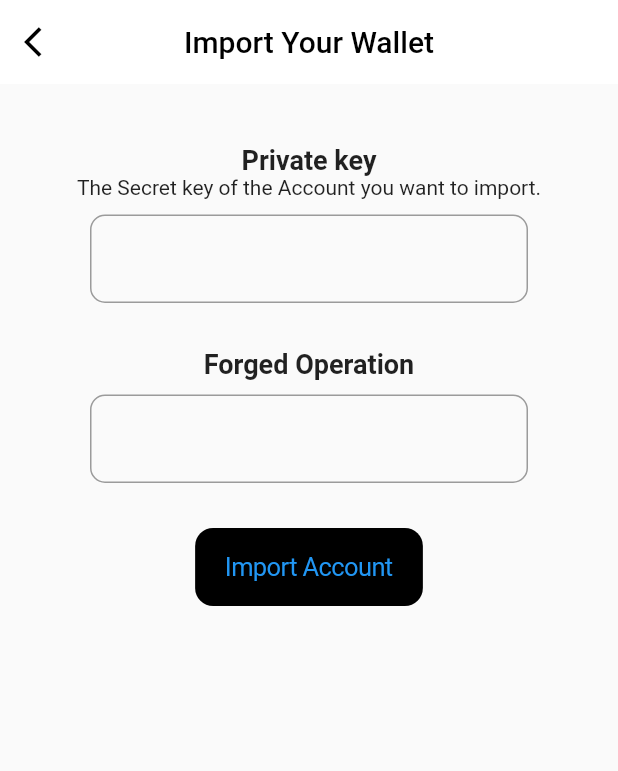
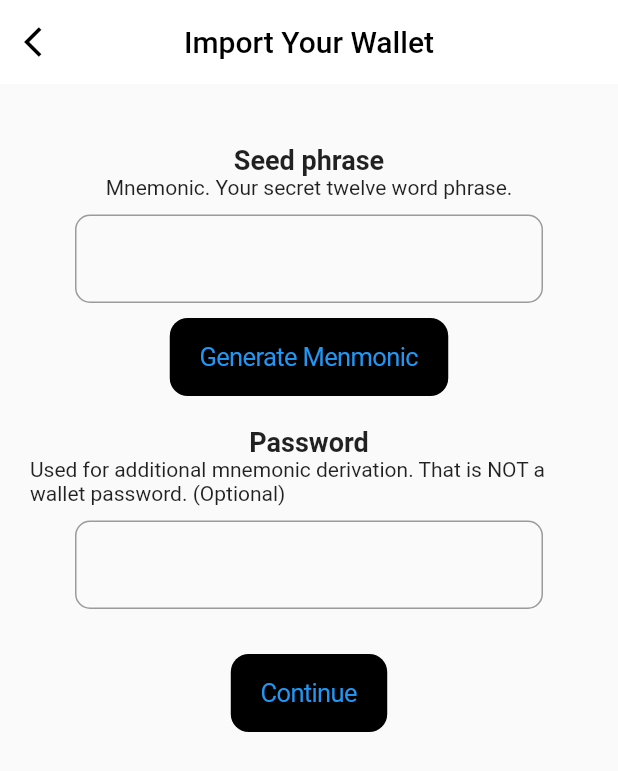
Before and after one commit to PranavRNambiar/InsureD, a Flutter app: the screen it shows after launch, item 3 of the bottom bar chosen, after a tap on "Log in to existing wallet", on a phone screen of 412 x 824 dp. Shown: the top 771 px of the screen. Run offline on Flutter 3.47's test engine with Material 2 defaults, Android fonts, the phone set to English and light mode, and no system bars; our stand-ins replace file_picker, open_file, qr_flutter, rxdart, shared_preferences; missing offline and left inert: tezster_dart.

Commit message:
hack final git

```diff
--- a/lib/main.dart
+++ b/lib/main.dart
@@ -6,6 +6,7 @@ import 'homepage.dart';
 
 void main() {
   WidgetsFlutterBinding.ensureInitialized();
+  TezsterDart.init();
   AppState.instance.init();
   runApp(const MyApp());
 }
--- a/lib/subpages/policypage.dart
+++ b/lib/subpages/policypage.dart
@@ -1,6 +1,7 @@
 import 'package:flutter/material.dart';
 import 'package:flutter/cupertino.dart';
 import 'buypremium.dart';
+import '../state_management/appstate.dart';
 
 class PolicyPage extends StatefulWidget {
   @override
@@ -135,7 +136,7 @@ class PolicyPageState extends State<PolicyPage> {
               Column(children: [
                 purchased
                     ? Container(
-                        padding: EdgeInsets.all(10),
+                        padding: EdgeInsets.all(20),
                         width: screenwidth,
                         margin: EdgeInsets.all(20),
                         decoration: BoxDecoration(
@@ -161,6 +162,15 @@ class PolicyPageState extends State<PolicyPage> {
                               leading: Text('Premium Amount'),
                               title: Text('$purchasepremium'),
                             ),
+                            CupertinoButton(
+                                color: Colors.white,
+                                child: Text(
+                                  'CLAIM',
+                                  style: TextStyle(color: Colors.black),
+                                ),
+                                onPressed: () {
+                                  AppState.instance.createcontract();
+                                })
                           ],
                         ),
                       )
--- a/lib/ui/pages/landing.dart
+++ b/lib/ui/pages/landing.dart
@@ -7,6 +7,10 @@ import '../../ui/pages/send_transation.dart';
 import '../../ui/widgets/landing_page/operationview.dart';
 import '../../ui/widgets/landing_page/transaction_buttons.dart';
 import '../../ui/widgets/topbar.dart';
+import 'package:tezster_dart/tezster_dart.dart';
+import 'package:shared_preferences/shared_preferences.dart';
+import 'package:flutter/cupertino.dart';
+import 'viewtransactions.dart';
 
 class LandingPage extends StatefulWidget {
   const LandingPage({Key key}) : super(key: key);
@@ -24,6 +28,7 @@ class _LandingPageState extends State<LandingPage> {
 
   @override
   Widget build(BuildContext context) {
+    double screenwidth = MediaQuery.of(context).size.width;
     return DefaultTabController(
       length: 2,
       child: Scaffold(
@@ -103,8 +108,15 @@ class _LandingPageState extends State<LandingPage> {
                       ),
                     ),
                     Row(children: [
-                      Text(
-                        AppState.instance.getAccountAddressCurrent(),
+                      SafeArea(
+                          child: Center(
+                              child: Container(
+                                  width: screenwidth / 1.5,
+                                  child: FittedBox(
+                                      fit: BoxFit.contain,
+                                      child: Text(
+                                        AppState.instance
+                                            .getAccountAddressCurrent(),
                                         style: TextStyle(
                                           color: Colors.black,
                                           fontFamily: 'Montserrat',
@@ -112,7 +124,7 @@ class _LandingPageState extends State<LandingPage> {
                                           fontSize: 14.0,
                                           letterSpacing: 1,
                                         ),
-                      ),
+                                      ))))),
                       IconButton(
                           icon: Icon(Icons.copy),
                           onPressed: () {
@@ -127,8 +139,12 @@ class _LandingPageState extends State<LandingPage> {
                     SizedBox(height: 28.0),
                     Row(mainAxisAlignment: MainAxisAlignment.center, children: [
                       RaisedButton(
-                        onPressed: () {
-                          print(AppState.instance.selectedNetwork);
+                        onPressed: () async {
+                          // SharedPreferences prefs =
+                          //     await SharedPreferences.getInstance();
+                          // String seedphrase = prefs.getString('seedphrase');
+                          // print(seedphrase);
+                          AppState.instance.createcontract();
                         },
                         color: Color(0xff4336f1),
                         shape: RoundedRectangleBorder(
@@ -178,25 +194,20 @@ class _LandingPageState extends State<LandingPage> {
                       ),
                     ]),
                     SizedBox(height: 48.0),
-                    TransactionButton(
-                        icon: Icons.arrow_upward,
-                        text: 'Send',
-                        onClick: _handleSend),
+                    Container(
+                        width: screenwidth, height: 5, color: Colors.black),
                     SizedBox(height: 20),
                     Center(
-                        child: Text(
-                      'Operations',
-                      style:
-                          TextStyle(fontSize: 18, fontWeight: FontWeight.w600),
+                        child: CupertinoButton(
+                      color: Colors.greenAccent,
+                      child: Text('View Transactions'),
+                      onPressed: () {
+                        Navigator.push(
+                            context,
+                            MaterialPageRoute(
+                                builder: (context) => ViewTransactions()));
+                      },
                     )),
-                    Padding(
-                      padding: const EdgeInsets.symmetric(
-                          vertical: 8, horizontal: 20),
-                      child: Divider(
-                        color: Colors.deepPurpleAccent[200],
-                      ),
-                    ),
-                    OperationsView(),
                   ],
                 )),
           )),
--- a/lib/ui/pages/login.dart
+++ b/lib/ui/pages/login.dart
@@ -42,7 +42,9 @@ class _LoginState extends State<Login> {
             SizedBox(
               height: 20,
             ),
-            PrivateKey()
+            MnemonicView(
+              afterImport: afterImport,
+            ),
           ],
         ),
       ),
--- a/lib/ui/pages/signup.dart
+++ b/lib/ui/pages/signup.dart
@@ -3,6 +3,7 @@ import '../../ui/pages/landing.dart';
 import '../../ui/widgets/import_account/fundraiser_view.dart';
 import '../../ui/widgets/import_account/mnemonic_view.dart';
 import '../../ui/widgets/import_account/private_keyview.dart';
+import 'package:insured/homepage.dart';
 
 class Signup extends StatefulWidget {
   const Signup({Key key, this.firstLogin = false}) : super(key: key);
@@ -52,7 +53,7 @@ class _SignupState extends State<Signup> {
   void afterImport() {
     if (widget.firstLogin) {
       Navigator.pushReplacement(
-          context, MaterialPageRoute(builder: (context) => LandingPage()));
+          context, MaterialPageRoute(builder: (context) => MyHomePage()));
     } else {
       Navigator.pop(context);
     }
--- a/lib/ui/widgets/import_account/mnemonic_view.dart
+++ b/lib/ui/widgets/import_account/mnemonic_view.dart
@@ -2,6 +2,7 @@ import 'package:flutter/material.dart';
 import '../../../state_management/appstate.dart';
 import 'package:tezster_dart/tezster_dart.dart';
 import 'package:flutter/cupertino.dart';
+import 'package:shared_preferences/shared_preferences.dart';
 
 class MnemonicView extends StatefulWidget {
   const MnemonicView({Key key, this.afterImport}) : super(key: key);
@@ -72,7 +73,7 @@ class _MnemonicViewState extends State<MnemonicView> {
             SizedBox(height: 20),
             CupertinoButton(
               color: Colors.black,
-              child: Text('Create Wallet'),
+              child: Text('Continue'),
               onPressed: () async {
                 AppState.instance.showProgress();
                 try {
@@ -85,6 +86,9 @@ class _MnemonicViewState extends State<MnemonicView> {
                     return;
                   }
                   AppState.instance.addAccount(keys);
+                  SharedPreferences prefs =
+                      await SharedPreferences.getInstance();
+                  prefs.setString('seedphrase', mneomics.text);
                 } catch (e) {
                   ScaffoldMessenger.of(context).showSnackBar(
                       SnackBar(content: Text('Something went Wrong')));
--- a/pubspec.yaml
+++ b/pubspec.yaml
@@ -21,6 +21,7 @@ environment:
   sdk: ">=2.7.0 <3.0.0"
 
 dependencies:
+  open_file: ^3.2.1
   file_picker:
   tezster_dart:
     git: https://github.com/SushantChandla/Tezster_dart.git
```
Also changed, not shown: lib/state_management/appstate.dart (+41 -0 lines), lib/state_management/smartcontracts.dart (added, +53 -0 lines), lib/subpages/docscanhomepage.dart (+19 -3 lines), lib/ui/pages/viewtransactions.dart (added, +22 -0 lines), pubspec.lock. Lines whose indentation alone changed are shown as unchanged.
